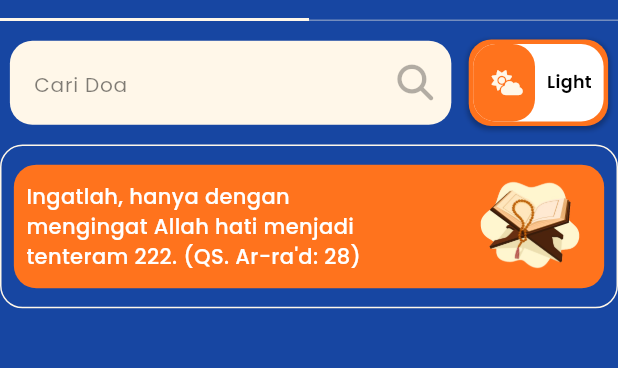
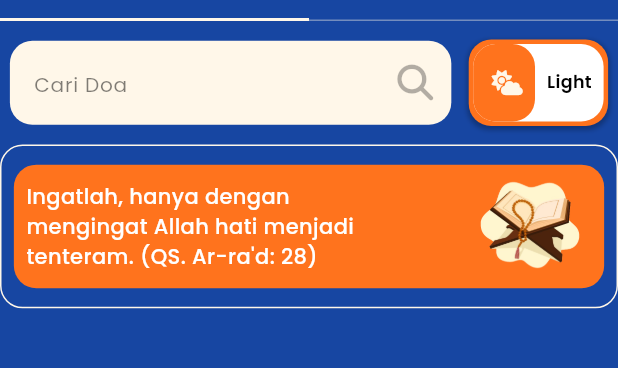
Before and after one commit to MahesaPratama/TomboAti, a Flutter app: the screen it shows after launch, on a phone screen of 412 x 824 dp, the part 51-419 px from its top. Run offline on Flutter 3.47's test engine with Material 3 defaults, Android fonts, the phone set to English and light mode, and no system bars; drawn by our look-alikes of animated_toggle_switch; our stand-ins replace font_awesome_flutter, google_fonts, responsive_sizer; network calls fail.

Commit message:
Perbaikan Typo

```diff
--- a/lib/widget/quotes.dart
+++ b/lib/widget/quotes.dart
@@ -29,7 +29,7 @@ class Quotes extends StatelessWidget {
                   SizedBox(
                     width: 57.w,
                     child: Text(
-                        'Ingatlah, hanya dengan mengingat Allah hati menjadi tenteram 222. (QS. Ar-ra\'d: 28)',
+                        'Ingatlah, hanya dengan mengingat Allah hati menjadi tenteram. (QS. Ar-ra\'d: 28)',
                         style: whiteTextStyle.copyWith(
                           fontWeight: FontWeight.w500,
                         )),
```
Also changed, not shown: 1 other file.
